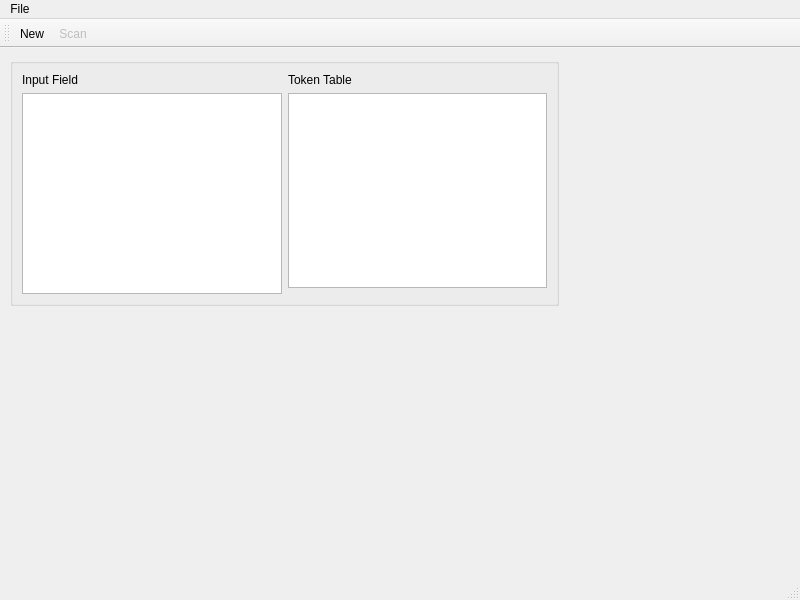
Old version of the form mainwindow.ui in the repository ZiadAlMoqamar/TINY-Compiler.
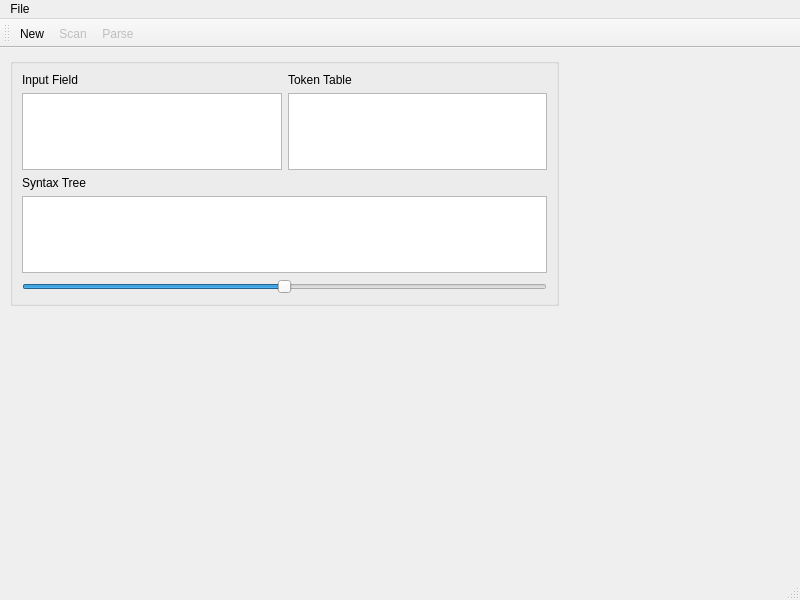
New version of the form.

Commit message: adding graphics view & slider

The edit to the form file:
```diff
--- a/mainwindow.ui
+++ b/mainwindow.ui
@@ -29,22 +29,6 @@
     <layout class="QVBoxLayout" name="verticalLayout_2">
      <item>
       <layout class="QGridLayout" name="gridLayout">
-       <item row="0" column="1">
-        <widget class="QLabel" name="label_2">
-         <property name="text">
-          <string>Token Table</string>
-         </property>
-        </widget>
-       </item>
-       <item row="1" column="1">
-        <widget class="QTextBrowser" name="textBrowser">
-         <property name="font">
-          <font>
-           <pointsize>14</pointsize>
-          </font>
-         </property>
-        </widget>
-       </item>
        <item row="0" column="0">
         <widget class="QLabel" name="label">
          <property name="text">
@@ -52,7 +36,24 @@
          </property>
         </widget>
        </item>
-       <item row="1" column="0" rowspan="2">
+       <item row="3" column="0">
+        <widget class="QLabel" name="label_3">
+         <property name="text">
+          <string>Syntax Tree</string>
+         </property>
+        </widget>
+       </item>
+       <item row="4" column="0" colspan="2">
+        <widget class="QGraphicsView" name="graphicsView"/>
+       </item>
+       <item row="0" column="1">
+        <widget class="QLabel" name="label_2">
+         <property name="text">
+          <string>Token Table</string>
+         </property>
+        </widget>
+       </item>
+       <item row="1" column="0">
         <widget class="QTextEdit" name="textEdit">
          <property name="font">
           <font>
@@ -68,8 +69,33 @@
          </property>
         </widget>
        </item>
+       <item row="1" column="1">
+        <widget class="QTextBrowser" name="textBrowser">
+         <property name="font">
+          <font>
+           <pointsize>14</pointsize>
+          </font>
+         </property>
+        </widget>
+       </item>
       </layout>
      </item>
+     <item>
+      <widget class="QSlider" name="horizontalSlider">
+       <property name="minimum">
+        <number>-100</number>
+       </property>
+       <property name="maximum">
+        <number>100</number>
+       </property>
+       <property name="pageStep">
+        <number>1</number>
+       </property>
+       <property name="orientation">
+        <enum>Qt::Horizontal</enum>
+       </property>
+      </widget>
+     </item>
     </layout>
    </widget>
   </widget>
@@ -89,6 +115,7 @@
     <addaction name="actionNew"/>
     <addaction name="actionOpen"/>
     <addaction name="actionScan"/>
+    <addaction name="actionParse"/>
     <addaction name="actionSave_Token_File"/>
    </widget>
    <addaction name="menuFile"/>
@@ -106,6 +133,7 @@
    </attribute>
    <addaction name="actionNew"/>
    <addaction name="actionScan"/>
+   <addaction name="actionParse"/>
   </widget>
   <action name="actionNew">
    <property name="text">
@@ -133,6 +161,14 @@
     <string>Save Token File</string>
    </property>
   </action>
+  <action name="actionParse">
+   <property name="enabled">
+    <bool>false</bool>
+   </property>
+   <property name="text">
+    <string>Parse</string>
+   </property>
+  </action>
  </widget>
  <resources/>
  <connections/>
```
The commit also changes 2 other files.
